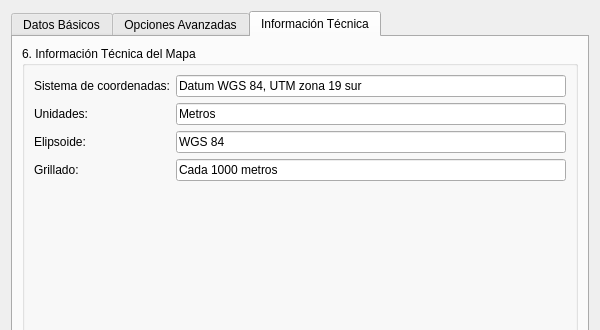
Before: the Qt Designer form yf_gis_amazonia_tools/tools/memoria_descriptiva/memoria_descriptiva_dialog_base.ui in YuriCaller/YF_GIS_AMAZONIA, drawn with Qt 5; both pictures show x 0 to 600 and y 0 to 330 of the 600 by 700 pixel window.
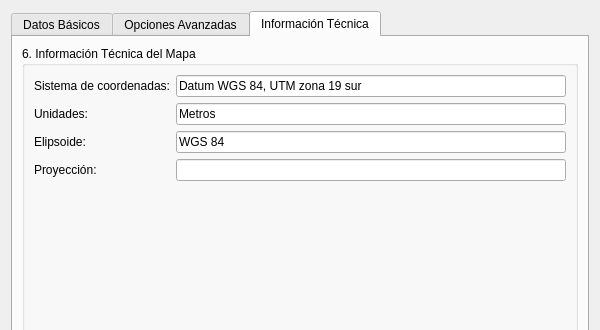
After: the same form once the commit is applied. The open tabs and pages were chosen to show the change.

Diff of the .ui file:
```diff
--- a/yf_gis_amazonia_tools/tools/memoria_descriptiva/memoria_descriptiva_dialog_base.ui
+++ b/yf_gis_amazonia_tools/tools/memoria_descriptiva/memoria_descriptiva_dialog_base.ui
@@ -368,14 +368,14 @@
           <item row="3" column="0">
            <widget class="QLabel" name="lblGrillado">
             <property name="text">
-             <string>Grillado:</string>
+             <string>Proyección:</string>
             </property>
            </widget>
           </item>
           <item row="3" column="1">
            <widget class="QLineEdit" name="txtGrillado">
             <property name="text">
-             <string>Cada 1000 metros</string>
+             <string/>
             </property>
            </widget>
           </item>
```
Left out of the diff: 4 changed lines with no effect on the pictures.
